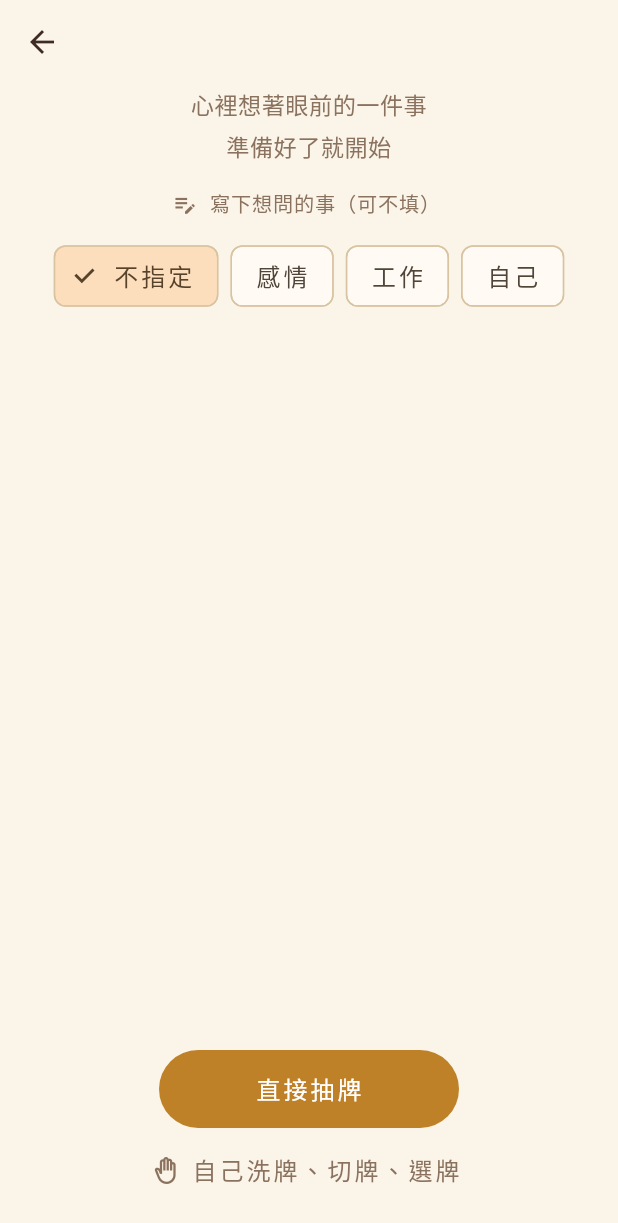
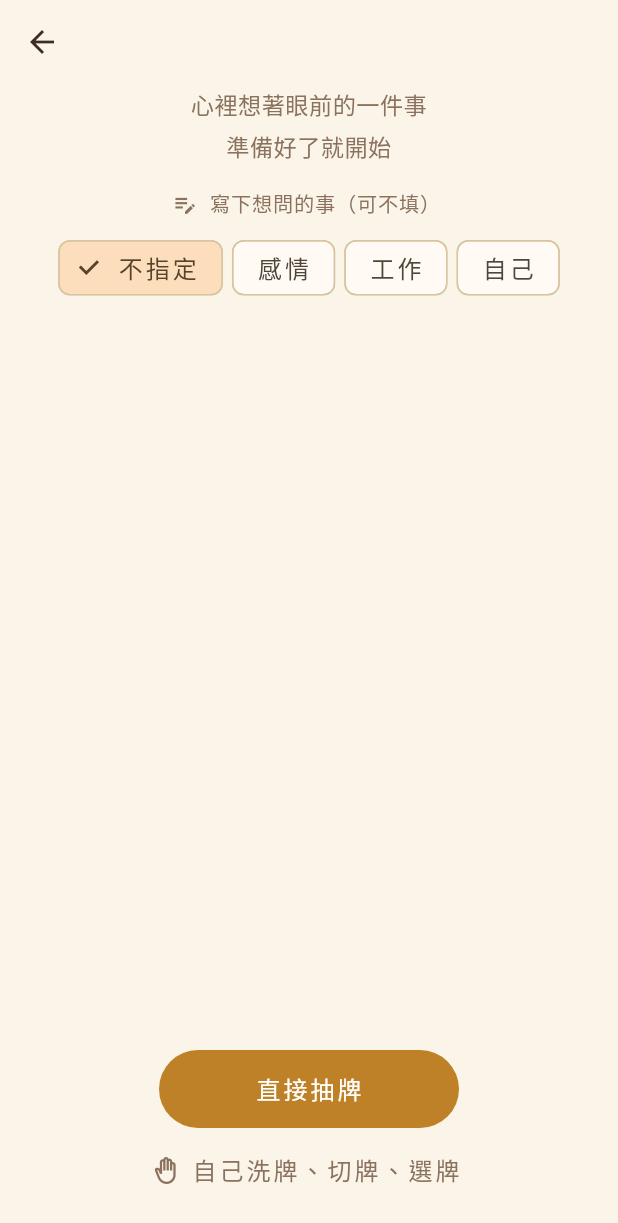
Before and after one commit to lawrence124875/tarot-cards, a Flutter app: the DrawPage screen opened directly with empty values, on a phone screen of 412 x 824 dp. Shown: the top 1223 px of the screen. Run offline on Flutter 3.47's test engine with Material 3 defaults, Android fonts, the phone set to English and light mode, and no system bars; our stand-ins replace audio_service, cloud_firestore, file_picker, firebase_analytics, firebase_core, firebase_crashlytics and 8 more; missing offline and left inert: purchases_flutter; accounts and stored records are empty; generated files the repository leaves out were written again.

Commit message:
抽牌頁：面向選項改為緊湊樣式；橫放測試先捲到「親手洗牌」再點
Co-Authored-By: Claude Opus 5.5 (1M context) <noreply@anthropic.com>
Claude-Session: https://claude.ai/code/session_01WtACqsoUMBtKbCeafRrQrZ

```diff
--- a/lib/features/draw/draw_page.dart
+++ b/lib/features/draw/draw_page.dart
@@ -181,10 +181,13 @@ class _DrawPageState extends State<DrawPage> {
             QuestionPrompt(question: _question, onChanged: (q) => setState(() => _question = q)),
             Wrap(
               alignment: WrapAlignment.center,
-              spacing: 8,
+              spacing: 6,
+              runSpacing: 4,
               children: [
                 for (final a in ['', ...ReadingAreas.all])
                   ChoiceChip(
+                    visualDensity: VisualDensity.compact,
+                    materialTapTargetSize: MaterialTapTargetSize.shrinkWrap,
                     label: Text(l.areaName(a.isEmpty ? 'none' : a)),
                     selected: _area == a,
                     onSelected: (_) => setState(() => _area = a),
```
Also changed, not shown: 1 other file.
